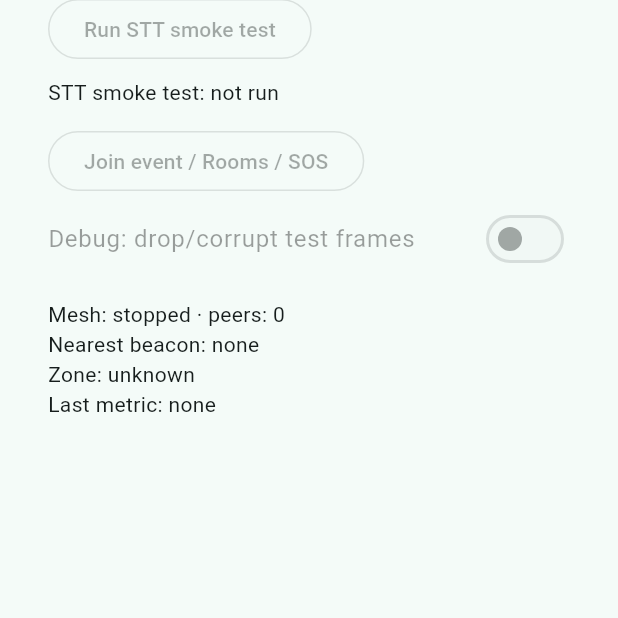
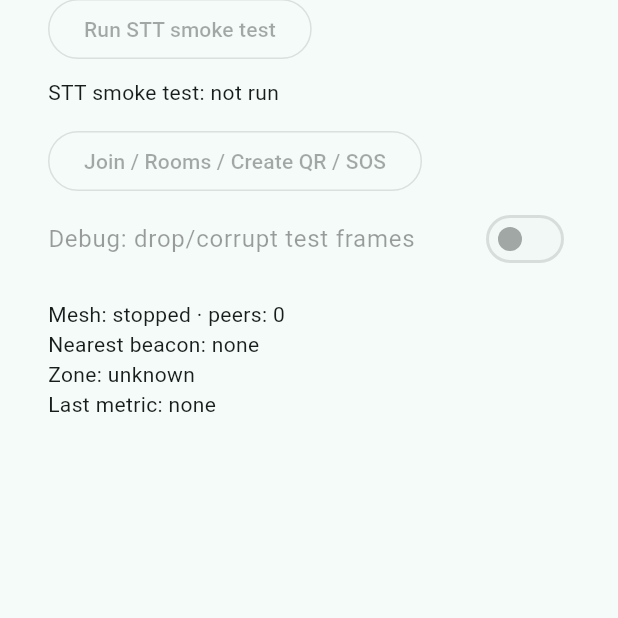
Before and after one commit to noMathematician1729/MeshSetu-Kiro, a Flutter app: the screen it shows after launch, on a phone screen of 412 x 824 dp, the part 457-1075 px from its top. Run offline on Flutter 3.47's test engine with Material 3 defaults, Android fonts, the phone set to English and light mode, and no system bars; our stand-ins replace audioplayers, device_info_plus, drift, drift_flutter, fixnum, flutter_riverpod and 3 more; missing offline and left inert: bluez, cryptography, flutter_foreground_task, flutter_web_bluetooth, mobile_scanner, protobuf and 2 more; accounts and stored records are empty; generated files the repository leaves out were written again.

Commit message:
fix: surface room receipts and QR room creation

```diff
--- a/mobile/lib/app/event_mode_screen.dart
+++ b/mobile/lib/app/event_mode_screen.dart
@@ -16,6 +16,7 @@ import '../feature/join/manifest.dart';
 import '../feature/join/join_screen.dart';
 import '../feature/rooms/rooms_screen.dart';
 import '../feature/rooms/room_chat_screen.dart';
+import '../feature/rooms/room_message_packet.dart';
 import '../feature/voice/voice_recorder.dart';
 import 'mesh_bridge.dart';
 import 'mesh_bridge_client.dart';
@@ -585,6 +586,49 @@ class _EventModeScreenState extends ConsumerState<EventModeScreen> {
                   );
                 },
               ),
+              StreamBuilder<List<InboxEvent>>(
+                stream: ref
+                    .read(databaseProvider)
+                    .watchInboxSite(MeshEventController.siteId),
+                builder: (context, snapshot) {
+                  InboxEvent? roomMessage;
+                  String? decodedText;
+                  for (final row in snapshot.data ?? const <InboxEvent>[]) {
+                    if (row.payloadType != PayloadType.roomMessage.name) {
+                      continue;
+                    }
+                    try {
+                      decodedText = RoomMessagePacketCodec.decode(
+                        siteId: row.siteId,
+                        roomId: row.roomId,
+                        eventId: row.eventId,
+                        packet: row.payload,
+                      );
+                      roomMessage = row;
+                    } catch (_) {
+                      // Tampered or incomplete room packets stay hidden.
+                    }
+                  }
+                  if (roomMessage == null || decodedText == null) {
+                    return const SizedBox.shrink();
+                  }
+                  return Card(
+                    color: Colors.blue.shade50,
+                    child: ListTile(
+                      leading: const Icon(
+                        Icons.mark_chat_unread,
+                        color: Colors.blue,
+                      ),
+                      title: Text(
+                        'Room message received · ${roomMessage.roomId}',
+                      ),
+                      subtitle: Text(
+                        '$decodedText\nFrom: ${roomMessage.peerId}',
+                      ),
+                    ),
+                  );
+                },
+              ),
               const SizedBox(height: 24),
               FilledButton(
                 onPressed: _eventModeActive ? null : _startEventMode,
@@ -614,7 +658,7 @@ class _EventModeScreenState extends ConsumerState<EventModeScreen> {
               const SizedBox(height: 12),
               OutlinedButton(
                 onPressed: _eventModeActive ? _openJoinOrRooms : null,
-                child: const Text('Join event / Rooms / SOS'),
+                child: const Text('Join / Rooms / Create QR / SOS'),
               ),
               SwitchListTile(
                 contentPadding: EdgeInsets.zero,
@@ -642,7 +686,7 @@ class _EventModeScreenState extends ConsumerState<EventModeScreen> {
                     '${peer['connected'] == true ? 'connected' : 'disconnected'}, '
                     'MTU ${peer['mtu'] ?? '?'}, '
                     'RSSI ${peer['rssi'] ?? '?'}, '
-                    'queued ${peer['queuedObjects'] ?? '?'}',
+                    'relay backlog ${peer['queuedObjects'] ?? '?'}',
                   ),
               ],
             ],
--- a/mobile/lib/core/data/database.dart
+++ b/mobile/lib/core/data/database.dart
@@ -89,6 +89,12 @@ class MeshDatabase extends _$MeshDatabase {
             ..orderBy([(t) => OrderingTerm.asc(t.receivedAtMs)]))
           .watch();
 
+  Stream<List<InboxEvent>> watchInboxSite(String siteId) =>
+      (select(inboxEvents)
+            ..where((t) => t.siteId.equals(siteId))
+            ..orderBy([(t) => OrderingTerm.asc(t.receivedAtMs)]))
+          .watch();
+
   Future<void> markState(String eventId, String state, int nowMs) =>
       (update(outboxEvents)..where((t) => t.eventId.equals(eventId))).write(
         OutboxEventsCompanion(state: Value(state), updatedAtMs: Value(nowMs)),
--- a/mobile/lib/feature/rooms/rooms_screen.dart
+++ b/mobile/lib/feature/rooms/rooms_screen.dart
@@ -42,7 +42,7 @@ class RoomsScreen extends ConsumerWidget {
                 padding: const EdgeInsets.fromLTRB(16, 16, 16, 0),
                 child: FilledButton.icon(
                   icon: const Icon(Icons.add_home_work_outlined),
-                  label: const Text('Create room and generate QR'),
+                  label: const Text('Create your own room · Generate QR'),
                   onPressed: () => _createRoom(context, ref),
                 ),
               ),
```
